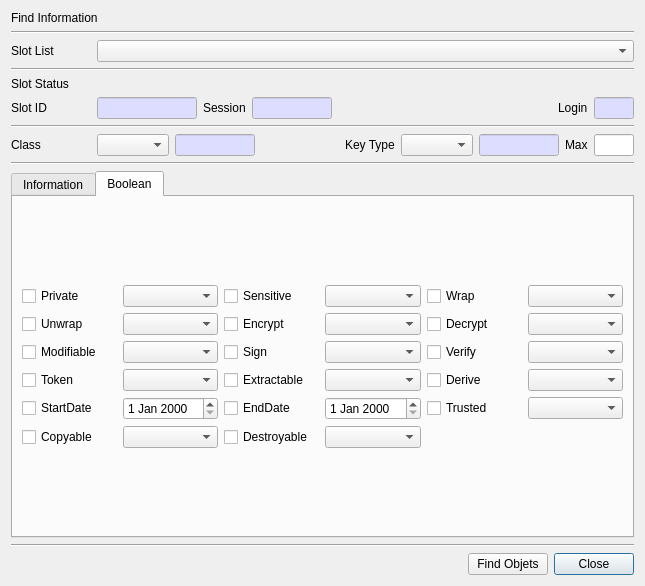
Qt form CryptokiMan/find_object_dlg.ui (jykim74/CryptokiMan) before a commit.
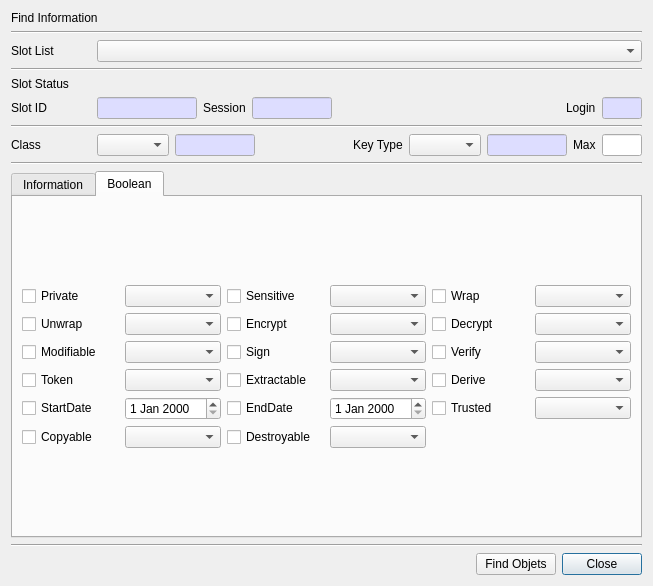
The same form after that commit.

```diff
--- a/CryptokiMan/find_object_dlg.ui
+++ b/CryptokiMan/find_object_dlg.ui
@@ -6,7 +6,7 @@
    <rect>
     <x>0</x>
     <y>0</y>
-    <width>645</width>
+    <width>653</width>
     <height>586</height>
    </rect>
   </property>
```
Left out of the diff: 2 changed lines with no effect on the pictures.
